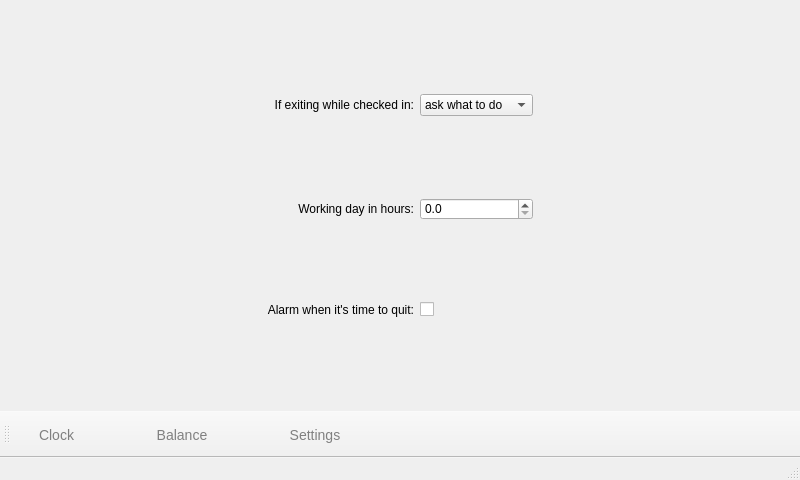
baleboy/flexo, file src/mainwindow.ui: the form before one commit.
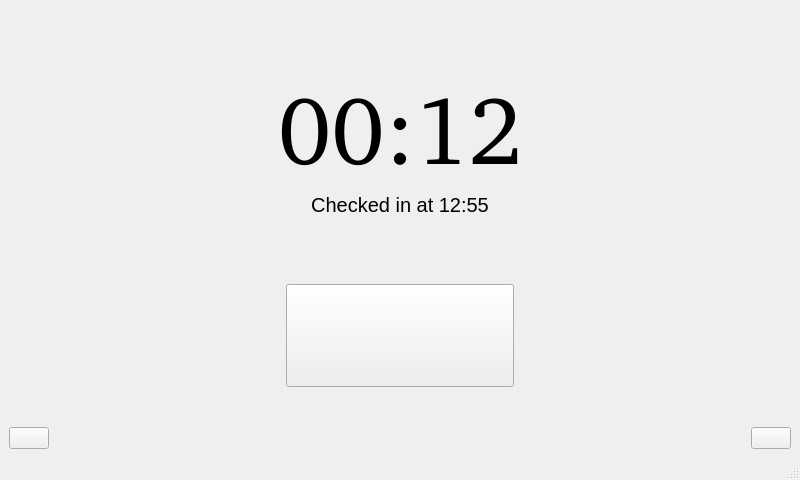
The form after the commit. Icons and pictures are not drawn.

Commit message: UI views are implemented as Maemo-style stacked windows. This brought in a lot of refactoring.

```diff
--- a/src/mainwindow.ui
+++ b/src/mainwindow.ui
@@ -22,8 +22,8 @@
   <property name="styleSheet">
    <string notr="true">QToolButton {
 
-	margin-left: 10 px;
-	margin-right: 40 px;
+	margin-bottom: 20 px;
+	margin-top: 20 px;
 	padding-left: 10 px;
 	padding-right: 10 px;
 	padding-top: 10 px;
@@ -45,11 +45,34 @@
    </property>
    <layout class="QHBoxLayout" name="horizontalLayout_2">
     <item>
-     <widget class="QStackedWidget" name="mainView">
-      <property name="currentIndex">
-       <number>2</number>
-      </property>
-      <widget class="QWidget" name="clockPage">
+     <layout class="QVBoxLayout" name="verticalLayout_2">
+      <item>
+       <spacer name="verticalSpacer_4">
+        <property name="orientation">
+         <enum>Qt::Vertical</enum>
+        </property>
+        <property name="sizeHint" stdset="0">
+         <size>
+          <width>20</width>
+          <height>40</height>
+         </size>
+        </property>
+       </spacer>
+      </item>
+      <item>
+       <widget class="QPushButton" name="balanceButton">
+        <property name="text">
+         <string/>
+        </property>
+        <property name="icon">
+         <iconset resource="resources.qrc">
+          <normaloff>:/images/scale.png</normaloff>:/images/scale.png</iconset>
+        </property>
+       </widget>
+      </item>
+     </layout>
+    </item>
+    <item>
        <layout class="QVBoxLayout" name="verticalLayout">
         <item>
          <spacer name="verticalSpacer">
@@ -106,7 +129,7 @@
           <property name="sizeHint" stdset="0">
            <size>
             <width>20</width>
-            <height>18</height>
+          <height>40</height>
            </size>
           </property>
          </spacer>
@@ -114,7 +137,7 @@
         <item>
          <layout class="QHBoxLayout" name="horizontalLayout">
           <item>
-           <spacer name="horizontalSpacer_3">
+         <spacer name="horizontalSpacer">
             <property name="orientation">
              <enum>Qt::Horizontal</enum>
             </property>
@@ -172,151 +195,6 @@
            </widget>
           </item>
           <item>
-           <spacer name="horizontalSpacer_4">
-            <property name="orientation">
-             <enum>Qt::Horizontal</enum>
-            </property>
-            <property name="sizeHint" stdset="0">
-             <size>
-              <width>40</width>
-              <height>20</height>
-             </size>
-            </property>
-           </spacer>
-          </item>
-         </layout>
-        </item>
-        <item>
-         <spacer name="verticalSpacer_2">
-          <property name="orientation">
-           <enum>Qt::Vertical</enum>
-          </property>
-          <property name="sizeHint" stdset="0">
-           <size>
-            <width>20</width>
-            <height>19</height>
-           </size>
-          </property>
-         </spacer>
-        </item>
-       </layout>
-      </widget>
-      <widget class="QWidget" name="balancePage">
-       <layout class="QGridLayout" name="gridLayout_2">
-        <item row="0" column="0">
-         <widget class="QDoubleSpinBox" name="balanceEdit">
-          <property name="sizePolicy">
-           <sizepolicy hsizetype="Fixed" vsizetype="Fixed">
-            <horstretch>0</horstretch>
-            <verstretch>0</verstretch>
-           </sizepolicy>
-          </property>
-          <property name="font">
-           <font>
-            <pointsize>36</pointsize>
-           </font>
-          </property>
-          <property name="styleSheet">
-           <string notr="true"/>
-          </property>
-          <property name="alignment">
-           <set>Qt::AlignCenter</set>
-          </property>
-          <property name="buttonSymbols">
-           <enum>QAbstractSpinBox::UpDownArrows</enum>
-          </property>
-          <property name="decimals">
-           <number>1</number>
-          </property>
-          <property name="singleStep">
-           <double>1.000000000000000</double>
-          </property>
-         </widget>
-        </item>
-        <item row="1" column="0">
-         <widget class="QComboBox" name="balanceUnitSelector">
-          <item>
-           <property name="text">
-            <string>Hours</string>
-           </property>
-          </item>
-          <item>
-           <property name="text">
-            <string>Days</string>
-           </property>
-          </item>
-         </widget>
-        </item>
-       </layout>
-      </widget>
-      <widget class="QWidget" name="settingsPage">
-       <layout class="QGridLayout" name="gridLayout_3">
-        <item row="0" column="1">
-         <widget class="QLabel" name="label_2">
-          <property name="text">
-           <string>If exiting while checked in:</string>
-          </property>
-          <property name="alignment">
-           <set>Qt::AlignRight|Qt::AlignTrailing|Qt::AlignVCenter</set>
-          </property>
-         </widget>
-        </item>
-        <item row="0" column="2">
-         <widget class="QComboBox" name="exitOptionComboBox">
-          <property name="sizePolicy">
-           <sizepolicy hsizetype="Minimum" vsizetype="Fixed">
-            <horstretch>0</horstretch>
-            <verstretch>0</verstretch>
-           </sizepolicy>
-          </property>
-          <item>
-           <property name="text">
-            <string>ask what to do</string>
-           </property>
-          </item>
-          <item>
-           <property name="text">
-            <string>check out</string>
-           </property>
-          </item>
-          <item>
-           <property name="text">
-            <string>stay checked in</string>
-           </property>
-          </item>
-         </widget>
-        </item>
-        <item row="1" column="1">
-         <widget class="QLabel" name="label">
-          <property name="text">
-           <string>Working day in hours:</string>
-          </property>
-          <property name="alignment">
-           <set>Qt::AlignRight|Qt::AlignTrailing|Qt::AlignVCenter</set>
-          </property>
-         </widget>
-        </item>
-        <item row="1" column="2">
-         <widget class="QDoubleSpinBox" name="workdaySpinBox">
-          <property name="decimals">
-           <number>1</number>
-          </property>
-         </widget>
-        </item>
-        <item row="1" column="0">
-         <spacer name="horizontalSpacer">
-          <property name="orientation">
-           <enum>Qt::Horizontal</enum>
-          </property>
-          <property name="sizeHint" stdset="0">
-           <size>
-            <width>40</width>
-            <height>20</height>
-           </size>
-          </property>
-         </spacer>
-        </item>
-        <item row="1" column="3">
          <spacer name="horizontalSpacer_2">
           <property name="orientation">
            <enum>Qt::Horizontal</enum>
@@ -329,26 +207,50 @@
           </property>
          </spacer>
         </item>
-        <item row="2" column="2">
-         <widget class="QCheckBox" name="alarmCheckBox">
+       </layout>
+      </item>
+      <item>
+       <spacer name="verticalSpacer_3">
+        <property name="orientation">
+         <enum>Qt::Vertical</enum>
+        </property>
+        <property name="sizeHint" stdset="0">
+         <size>
+          <width>20</width>
+          <height>40</height>
+         </size>
+        </property>
+       </spacer>
+      </item>
+     </layout>
+    </item>
+    <item>
+     <layout class="QVBoxLayout" name="verticalLayout_3">
+      <item>
+       <spacer name="verticalSpacer_5">
+        <property name="orientation">
+         <enum>Qt::Vertical</enum>
+        </property>
+        <property name="sizeHint" stdset="0">
+         <size>
+          <width>20</width>
+          <height>40</height>
+         </size>
+        </property>
+       </spacer>
+      </item>
+      <item>
+       <widget class="QPushButton" name="settingsButton">
           <property name="text">
            <string/>
           </property>
-         </widget>
-        </item>
-        <item row="2" column="1">
-         <widget class="QLabel" name="label_3">
-          <property name="text">
-           <string>Alarm when it's time to quit:</string>
-          </property>
-          <property name="alignment">
-           <set>Qt::AlignRight|Qt::AlignTrailing|Qt::AlignVCenter</set>
+        <property name="icon">
+         <iconset resource="resources.qrc">
+          <normaloff>:/images/gear.png</normaloff>:/images/gear.png</iconset>
           </property>
          </widget>
         </item>
        </layout>
-      </widget>
-     </widget>
     </item>
    </layout>
   </widget>
@@ -363,35 +265,6 @@
     </rect>
    </property>
   </widget>
-  <widget class="QToolBar" name="toolBar">
-   <property name="windowTitle">
-    <string>toolBar</string>
-   </property>
-   <property name="movable">
-    <bool>true</bool>
-   </property>
-   <property name="iconSize">
-    <size>
-     <width>48</width>
-     <height>48</height>
-    </size>
-   </property>
-   <property name="toolButtonStyle">
-    <enum>Qt::ToolButtonIconOnly</enum>
-   </property>
-   <property name="floatable">
-    <bool>false</bool>
-   </property>
-   <attribute name="toolBarArea">
-    <enum>BottomToolBarArea</enum>
-   </attribute>
-   <attribute name="toolBarBreak">
-    <bool>false</bool>
-   </attribute>
-   <addaction name="actionClock"/>
-   <addaction name="actionBalance"/>
-   <addaction name="actionSettings"/>
-  </widget>
   <action name="actionReset">
    <property name="text">
     <string>&amp;Clear all</string>
```
Left out of the diff: 2 changed lines with no effect on the pictures. Lines whose indentation alone changed are shown as unchanged. The commit also changes 16 other files.
